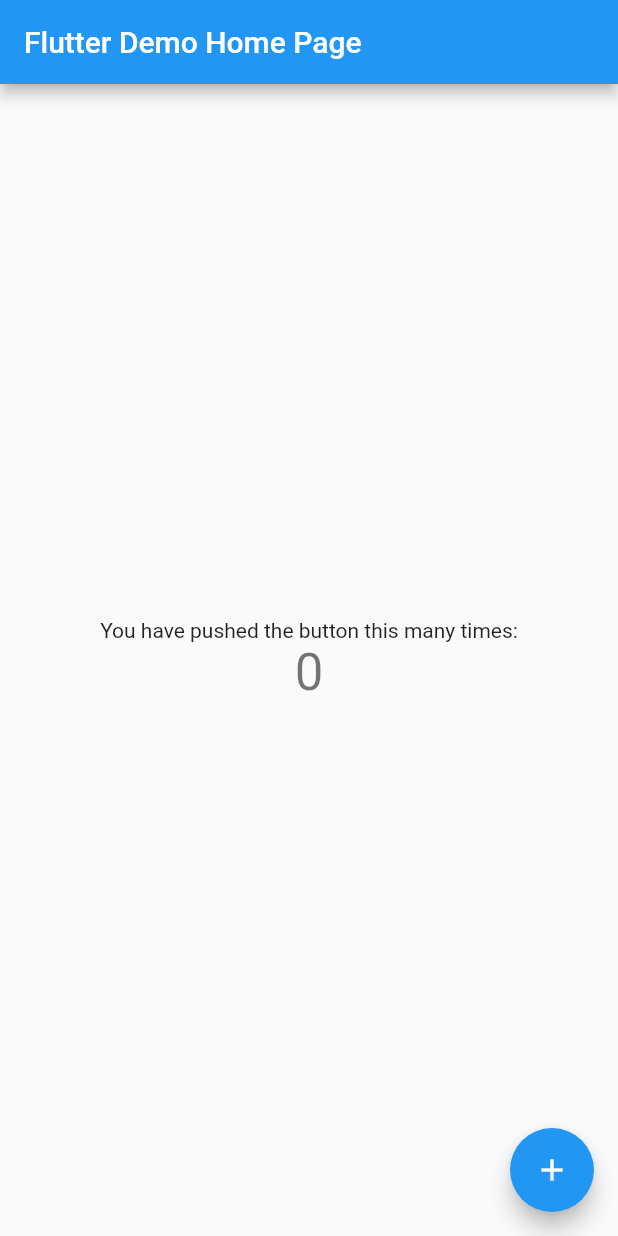
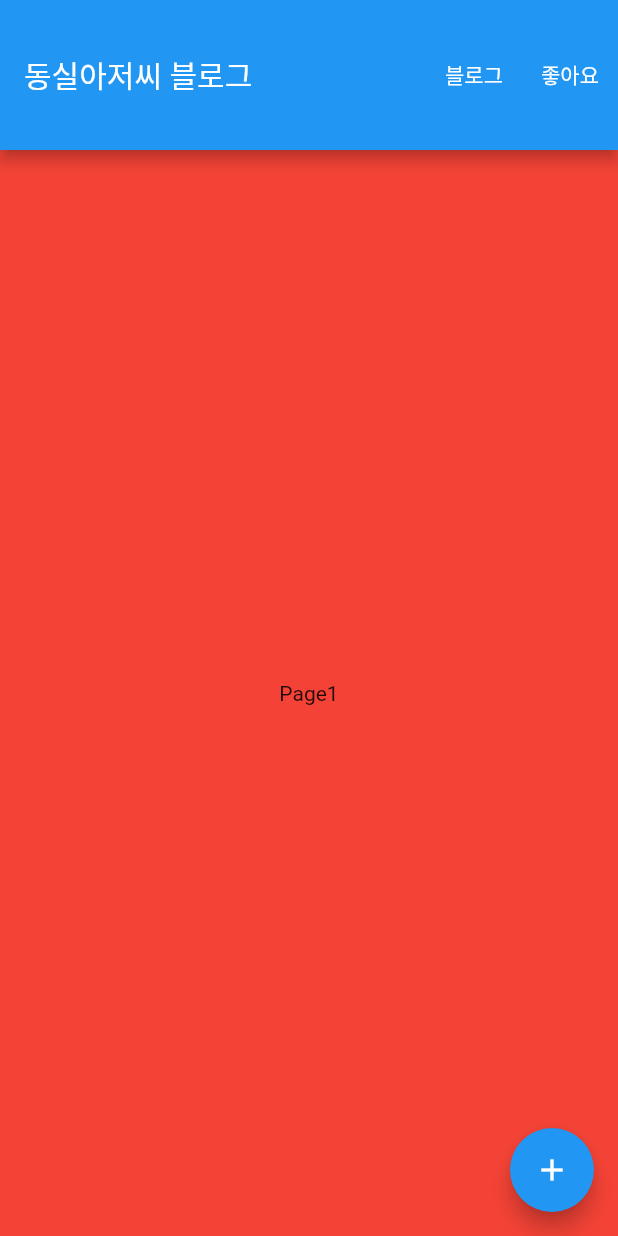
Before and after one commit to ggumgil/dongsilweb, a Flutter app: the screen it shows after launch, on a phone screen of 412 x 824 dp. Run offline on Flutter 3.47's test engine with Material 2 defaults, Android fonts, the phone set to English and light mode, and no system bars.

Commit message:
메인 샘플 코드 변경

```diff
--- a/lib/main.dart
+++ b/lib/main.dart
@@ -11,105 +11,71 @@
   @override
   Widget build(BuildContext context) {
     return MaterialApp(
-      title: 'Flutter Demo',
+      title: '동실아저씨의 Blog',
       theme: ThemeData(
-        // This is the theme of your application.
-        //
-        // Try running your application with "flutter run". You'll see the
-        // application has a blue toolbar. Then, without quitting the app, try
-        // changing the primarySwatch below to Colors.green and then invoke
-        // "hot reload" (press "r" in the console where you ran "flutter run",
-        // or simply save your changes to "hot reload" in a Flutter IDE).
-        // Notice that the counter didn't reset back to zero; the application
-        // is not restarted.
         primarySwatch: Colors.blue,
       ),
-      home: const MyHomePage(title: 'Flutter Demo Home Page'),
+      home: const MyHomePage(),
     );
   }
 }
 
 class MyHomePage extends StatefulWidget {
-  const MyHomePage({super.key, required this.title});
-
-  // This widget is the home page of your application. It is stateful, meaning
-  // that it has a State object (defined below) that contains fields that affect
-  // how it looks.
-
-  // This class is the configuration for the state. It holds the values (in this
-  // case the title) provided by the parent (in this case the App widget) and
-  // used by the build method of the State. Fields in a Widget subclass are
-  // always marked "final".
-
-  final String title;
+  const MyHomePage({
+    super.key,
+  });
 
   @override
   State<MyHomePage> createState() => _MyHomePageState();
 }
 
 class _MyHomePageState extends State<MyHomePage> {
-  int _counter = 0;
-
-  void _incrementCounter() {
-    setState(() {
-      // This call to setState tells the Flutter framework that something has
-      // changed in this State, which causes it to rerun the build method below
-      // so that the display can reflect the updated values. If we changed
-      // _counter without calling setState(), then the build method would not be
-      // called again, and so nothing would appear to happen.
-      _counter++;
-    });
-  }
+  late int pageViewIndex;
 
   @override
   Widget build(BuildContext context) {
-    // This method is rerun every time setState is called, for instance as done
-    // by the _incrementCounter method above.
-    //
-    // The Flutter framework has been optimized to make rerunning build methods
-    // fast, so that you can just rebuild anything that needs updating rather
-    // than having to individually change instances of widgets.
     return Scaffold(
       appBar: AppBar(
-        // Here we take the value from the MyHomePage object that was created by
-        // the App.build method, and use it to set our appbar title.
-        title: Text(widget.title),
+        toolbarHeight: 100,
+        actions: [
+          TextButton(
+            onPressed: (() {}),
+            child: const Text(
+              '블로그',
+              style: TextStyle(color: Colors.white),
+            ),
+          ),
+          TextButton(
+            onPressed: (() {}),
+            child: const Text(
+              '좋아요',
+              style: TextStyle(color: Colors.white),
+            ),
+          ),
+        ],
+        title: const Text('동실아저씨 블로그'),
       ),
-      body: Center(
-        // Center is a layout widget. It takes a single child and positions it
-        // in the middle of the parent.
-        child: Column(
-          // Column is also a layout widget. It takes a list of children and
-          // arranges them vertically. By default, it sizes itself to fit its
-          // children horizontally, and tries to be as tall as its parent.
-          //
-          // Invoke "debug painting" (press "p" in the console, choose the
-          // "Toggle Debug Paint" action from the Flutter Inspector in Android
-          // Studio, or the "Toggle Debug Paint" command in Visual Studio Code)
-          // to see the wireframe for each widget.
-          //
-          // Column has various properties to control how it sizes itself and
-          // how it positions its children. Here we use mainAxisAlignment to
-          // center the children vertically; the main axis here is the vertical
-          // axis because Columns are vertical (the cross axis would be
-          // horizontal).
-          mainAxisAlignment: MainAxisAlignment.center,
-          children: <Widget>[
-            const Text(
-              'You have pushed the button this many times:',
-            ),
-            Text(
-              '$_counter',
-              style: Theme.of(context).textTheme.headline4,
-            ),
-          ],
-        ),
+      body: PageView(
+        children: [
+          Container(
+            color: Colors.red,
+            child: Center(child: Text('Page1')),
+          ),
+          Container(
+            color: Colors.amber,
+            child: Center(child: Text('Page2')),
+          ),
+          Container(
+            color: Colors.green,
+            child: Center(child: Text('Page3')),
+          ),
+        ],
       ),
       floatingActionButton: FloatingActionButton(
-        onPressed: _incrementCounter,
+        onPressed: () {},
         tooltip: 'Increment',
         child: const Icon(Icons.add),
-      ), // This trailing comma makes auto-formatting nicer for build methods.
+      ),
     );
   }
 }
```
Also changed, not shown: 1 other file.
